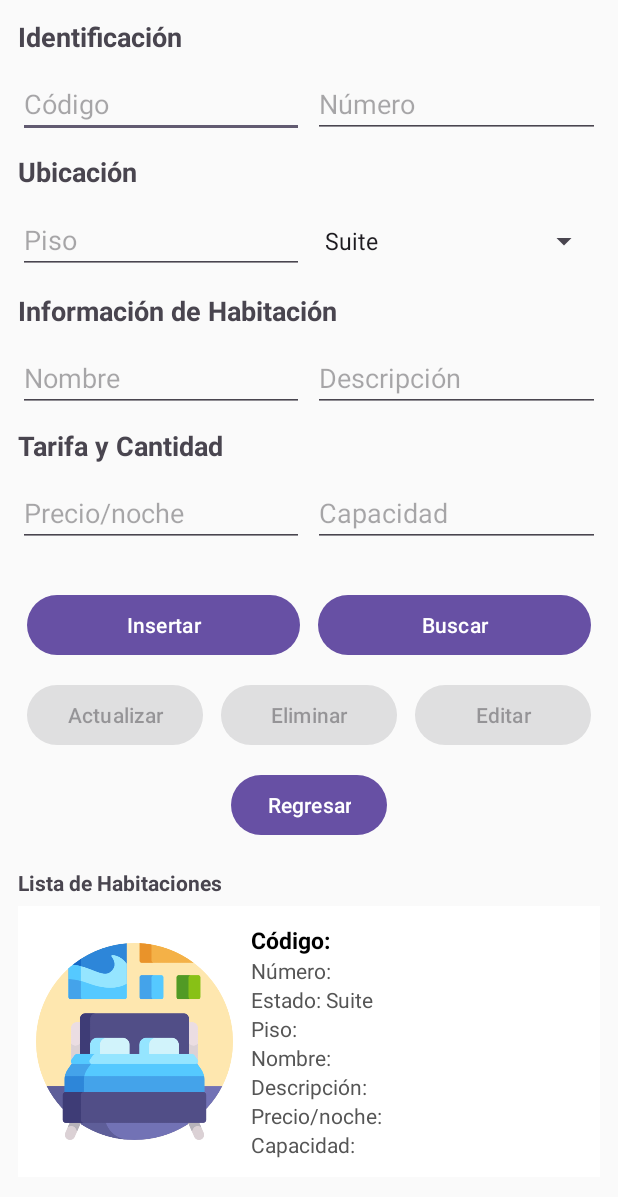
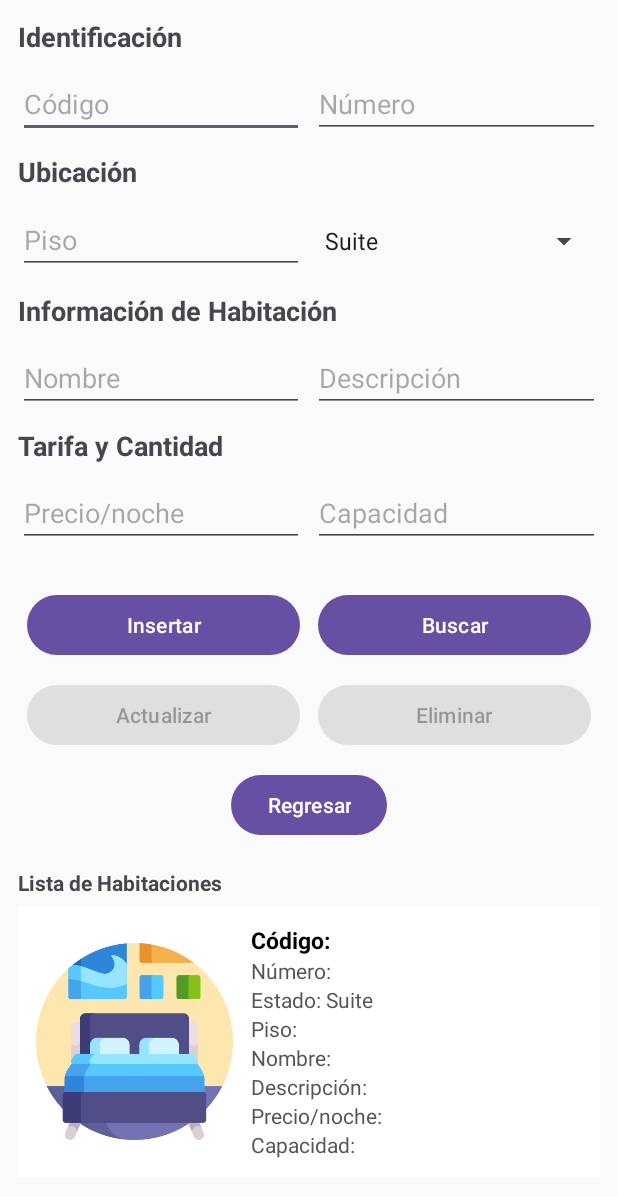
Before and after one commit to DeringSalazar/HotelSync, an Android app: the HabitacionActivity screen opened directly, with no data from a screen before it, after a tap on "Insertar", on a phone screen of 412 x 824 dp. Shown: the top 1197 px of the screen. Run offline under Robolectric (Android 15) with nearby library versions, the phone set to English and light mode, and no system bars.

Commit message:
Finalizacion de las modificaciones

```diff
--- a/app/src/main/java/com/example/hotelsync/EditarUsuario.java
+++ b/app/src/main/java/com/example/hotelsync/EditarUsuario.java
@@ -30,7 +30,6 @@ public class EditarUsuario extends AppCompatActivity {
         super.onCreate(savedInstanceState);
         setContentView(R.layout.activity_editar_usuario);
 
-        // ----- INICIALIZAR COMPONENTES -----
         edtCedulaEdit = findViewById(R.id.edtCedulaEdit);
         edtNombreEdit = findViewById(R.id.edtNombreEdit);
         edtApellidoEdit = findViewById(R.id.edtApellidoEdit);
--- a/app/src/main/java/com/example/hotelsync/Gestion.java
+++ b/app/src/main/java/com/example/hotelsync/Gestion.java
@@ -21,7 +21,6 @@ public class Gestion {
         this.total = total;
     }
 
-    // --- GETTERS ---
     public String getCodigo() {
         return codigo;
     }
@@ -53,7 +52,6 @@ public class Gestion {
         return total;
     }
 
-    // --- SETTERS ---
     public void setCodigo(String codigo) {
         this.codigo = codigo;
     }
--- a/app/src/main/java/com/example/hotelsync/GestionEmpleado.java
+++ b/app/src/main/java/com/example/hotelsync/GestionEmpleado.java
@@ -6,15 +6,11 @@ import android.database.Cursor;
 import android.database.sqlite.SQLiteDatabase;
 import android.os.Bundle;
 import android.view.View;
-import android.widget.ArrayAdapter;
 import android.widget.Button;
 import android.widget.EditText;
 import android.widget.ListView;
-import android.widget.Spinner;
 import android.widget.Toast;
-
 import java.util.ArrayList;
-
 import androidx.appcompat.app.AppCompatActivity;
 
 public class GestionEmpleado extends AppCompatActivity {
--- a/app/src/main/java/com/example/hotelsync/Habitacion.java
+++ b/app/src/main/java/com/example/hotelsync/Habitacion.java
@@ -23,7 +23,6 @@ public class Habitacion {
         this.imagen = imagen;
     }
 
-    // GETTERS
     public String getCodigo() {
         return codigo;
     }
@@ -52,7 +51,6 @@ public class Habitacion {
         return imagen;
     }
 
-    // SETTERS
     public void setCodigo(String codigo) {
         this.codigo = codigo;
     }
--- a/app/src/main/java/com/example/hotelsync/HabitacionActivity.java
+++ b/app/src/main/java/com/example/hotelsync/HabitacionActivity.java
@@ -23,7 +23,7 @@ public class HabitacionActivity extends AppCompatActivity {
 
     EditText txtCodigo, txtNumero, txtPiso, txtNombre, txtDescripcion, txtPrecio, txtCapacidad;
     Spinner spinnerEstado;
-    Button btnGuardar, btnBuscar, btnActualizar, btnEliminar, btnEditarHabitacion;
+    Button btnGuardar, btnBuscar, btnActualizar, btnEliminar;
     ListView listaHabitaciones;
 
     DBGestion dbGestion;
@@ -56,7 +56,6 @@ public class HabitacionActivity extends AppCompatActivity {
         btnBuscar = findViewById(R.id.btnBuscarHabitacion);
         btnActualizar = findViewById(R.id.btnActualizarHabitacion);
         btnEliminar = findViewById(R.id.btnEliminarHabitacion);
-        btnEditarHabitacion = findViewById(R.id.btnEditarHabitacion);
         listaHabitaciones = findViewById(R.id.listaHabitaciones);
 
 
@@ -71,19 +70,20 @@ public class HabitacionActivity extends AppCompatActivity {
         btnActualizar.setOnClickListener(v -> actualizarHabitacion());
         btnEliminar.setOnClickListener(v -> eliminarHabitacion());
 
-        btnEditarHabitacion.setEnabled(false);
 
         listaHabitaciones.setOnItemClickListener((parent, view, position, id) -> {
             habitacionSeleccionada = (Habitacion) parent.getItemAtPosition(position);
-            btnEditarHabitacion.setEnabled(true);
+            btnActualizar.setEnabled(true);
+            btnEliminar.setEnabled(true);
+            txtCodigo.setText(habitacionSeleccionada.getCodigo());
             Toast.makeText(this, "Habitación seleccionada: " + habitacionSeleccionada.getCodigo(), Toast.LENGTH_SHORT).show();
         });
 
-        btnEditarHabitacion.setOnClickListener(v -> {
+        btnActualizar.setOnClickListener(v -> {
             if (habitacionSeleccionada != null) {
                 Intent intent = new Intent(HabitacionActivity.this, EditarHabitacionActivity.class);
                 intent.putExtra("codigo", habitacionSeleccionada.getCodigo());
-                editarLauncher.launch(intent); // Lanzamos con callback
+                editarLauncher.launch(intent);
             }
         });
 
@@ -95,6 +95,12 @@ public class HabitacionActivity extends AppCompatActivity {
 
     public void Anterior(View view) {
         startActivity(new Intent(this, EmpleadoActivity.class));
+    }
+
+    @Override
+    protected void onResume() {
+        super.onResume();
+        cargarHabitaciones();
     }
 
     private void guardarHabitacion() {
@@ -170,19 +176,25 @@ public class HabitacionActivity extends AppCompatActivity {
     }
 
     private void eliminarHabitacion() {
-        String codigo = txtCodigo.getText().toString().trim();
-
+        if (habitacionSeleccionada == null) {
+            Toast.makeText(this, "Seleccione una habitación", Toast.LENGTH_SHORT).show();
+            return;
+        }
+        String codigo = habitacionSeleccionada.getCodigo();
         int r = sql.delete("habitacion", "codigo=?", new String[]{codigo});
-
         if (r > 0) {
             Toast.makeText(this, "Habitación eliminada", Toast.LENGTH_SHORT).show();
-            btnEliminar.setEnabled(false);
         } else {
-            Toast.makeText(this, "No existe la habitación", Toast.LENGTH_SHORT).show();
+            Toast.makeText(this, "Error: No se pudo eliminar", Toast.LENGTH_SHORT).show();
         }
+        habitacionSeleccionada = null;
+        btnEliminar.setEnabled(false);
+        btnActualizar.setEnabled(false);
+        txtCodigo.setText("");
 
         cargarHabitaciones();
     }
+
 
     private void cargarHabitaciones() {
         ArrayList<Habitacion> lista = new ArrayList<>();
--- a/app/src/main/java/com/example/hotelsync/HabitacionAdapter.java
+++ b/app/src/main/java/com/example/hotelsync/HabitacionAdapter.java
@@ -50,14 +50,14 @@ public class HabitacionAdapter extends BaseAdapter {
         }
         Habitacion h = getItem(position);
         holder.imgHabitacion.setImageResource(h.getImagen());
-        holder.txtCodigo.setText("Código: " + h.getCodigo());
-        holder.txtNumero.setText("Número: " + h.getNumero());
-        holder.txtEstado.setText("Estado: " + h.getEstado());
-        holder.txtPiso.setText("Piso: " + h.getPiso());
-        holder.txtNombre.setText("Nombre: " + h.getNombre());
-        holder.txtDescripcion.setText("Descripción: " + h.getDescripcion());
-        holder.txtPrecio.setText("Precio/noche: " + h.getPrecioNoche());
-        holder.txtCapacidad.setText("Capacidad: " + h.getCapacidad());
+        holder.txtCodigo.setText(context.getString(R.string.c_digo) + h.getCodigo());
+        holder.txtNumero.setText(context.getString(R.string.n_mero) + h.getNumero());
+        holder.txtEstado.setText(context.getString(R.string.estado2) + h.getEstado());
+        holder.txtPiso.setText(context.getString(R.string.piso) + h.getPiso());
+        holder.txtNombre.setText(context.getString(R.string.nombre2) + h.getNombre());
+        holder.txtDescripcion.setText(context.getString(R.string.descripci_n) + h.getDescripcion());
+        holder.txtPrecio.setText(context.getString(R.string.precio_noche) + h.getPrecioNoche());
+        holder.txtCapacidad.setText(context.getString(R.string.capacidad) + h.getCapacidad());
 
         return convertView;
     }
--- a/app/src/main/java/com/example/hotelsync/ReservaActivity.java
+++ b/app/src/main/java/com/example/hotelsync/ReservaActivity.java
@@ -115,8 +115,8 @@ public class ReservaActivity extends AppCompatActivity {
                 );
 
                 if (c.moveToFirst()) {
-                    txtNombre.setText(c.getString(0));   // nombre
-                    txtApellido.setText(c.getString(1)); // apellido
+                    txtNombre.setText(c.getString(0));
+                    txtApellido.setText(c.getString(1));
                 }
 
                 c.close();
--- a/app/src/main/java/com/example/hotelsync/ReservasHuesped.java
+++ b/app/src/main/java/com/example/hotelsync/ReservasHuesped.java
@@ -3,7 +3,7 @@ package com.example.hotelsync;
 public class ReservasHuesped {
 
     private String idReserva;
-    private int imagen = R.drawable.habitacion; // imagen por defecto
+    private int imagen = R.drawable.habitacion;
     private String cedulaHuesped;
     private String nombreHuesped;
     private String estado;
@@ -25,7 +25,6 @@ public class ReservasHuesped {
         this.habitacion = habitacion;
     }
 
-    // GETTERS Y SETTERS
     public String getIdReserva() { return idReserva; }
     public void setIdReserva(String idReserva) { this.idReserva = idReserva; }
 
--- a/app/src/main/java/com/example/hotelsync/ReservasHuespedAdapter.java
+++ b/app/src/main/java/com/example/hotelsync/ReservasHuespedAdapter.java
@@ -1,13 +1,10 @@
 package com.example.hotelsync;
-
 
 import android.content.Context;
 import android.view.LayoutInflater;
 import android.view.View;
 import android.view.ViewGroup;
 import android.widget.*;
-
-import com.example.hotelsync.ReservasHuesped;
 
 import java.util.List;
 
--- a/app/src/main/java/com/example/hotelsync/Vista.java
+++ b/app/src/main/java/com/example/hotelsync/Vista.java
@@ -40,8 +40,6 @@ public class Vista {
         return correo;
     }
 
-    // --- SETTERS ---
-
     public void setCedula(int cedula) {
         this.cedula = cedula;
     }
--- a/app/src/main/res/layout/activity_habitacion.xml
+++ b/app/src/main/res/layout/activity_habitacion.xml
@@ -28,7 +28,7 @@
 
             <EditText
                 android:id="@+id/txtCodigo"
-                android:hint="Código"
+                android:hint="@string/c_digo2"
                 android:layout_width="0dp"
                 android:layout_weight="1"
                 android:layout_height="wrap_content"
@@ -36,7 +36,7 @@
 
             <EditText
                 android:id="@+id/txtNumero"
-                android:hint="Número"
+                android:hint="@string/n_mero3"
                 android:inputType="number"
                 android:layout_width="0dp"
                 android:layout_weight="1"
@@ -60,7 +60,7 @@
 
             <EditText
                 android:id="@+id/txtPiso"
-                android:hint="Piso"
+                android:hint="@string/piso2"
                 android:layout_width="0dp"
                 android:layout_weight="1"
                 android:layout_height="wrap_content"
@@ -90,7 +90,7 @@
 
             <EditText
                 android:id="@+id/txtNombre"
-                android:hint="Nombre"
+                android:hint="@string/nombre3"
                 android:layout_width="0dp"
                 android:layout_weight="1"
                 android:layout_height="wrap_content"
@@ -98,7 +98,7 @@
 
             <EditText
                 android:id="@+id/txtDescripcion"
-                android:hint="Descripción"
+                android:hint="@string/descripci_n2"
                 android:layout_width="0dp"
                 android:layout_weight="1"
                 android:layout_height="wrap_content"/>
@@ -121,7 +121,7 @@
 
             <EditText
                 android:id="@+id/txtPrecio"
-                android:hint="Precio/noche"
+                android:hint="@string/precio_noche3"
                 android:inputType="numberDecimal"
                 android:layout_width="0dp"
                 android:layout_weight="1"
@@ -130,7 +130,7 @@
 
             <EditText
                 android:id="@+id/txtCapacidad"
-                android:hint="Capacidad"
+                android:hint="@string/capacidad2"
                 android:inputType="number"
                 android:layout_width="0dp"
                 android:layout_weight="1"
@@ -168,7 +168,7 @@
 
             <LinearLayout
                 android:orientation="horizontal"
-                android:weightSum="3"
+                android:weightSum="2"
                 android:layout_width="match_parent"
                 android:layout_height="wrap_content">
 
@@ -187,15 +187,6 @@
                     android:layout_weight="1"
                     android:layout_width="0dp"
                     android:layout_height="wrap_content"/>
-
-                <Button
-                    android:id="@+id/btnEditarHabitacion"
-                    android:text="Editar"
-                    android:layout_margin="6dp"
-                    android:layout_weight="1"
-                    android:layout_width="0dp"
-                    android:layout_height="wrap_content"
-                    android:enabled="false"/>
             </LinearLayout>
 
             <LinearLayout
--- a/app/src/main/res/layout/activity_usuarios.xml
+++ b/app/src/main/res/layout/activity_usuarios.xml
@@ -206,7 +206,6 @@
                     android:textColor="#070707" />
             </LinearLayout>
 
-            <!-- BOTONES CRUD: FILA 1 (Insertar | Buscar) -->
             <LinearLayout
                 android:layout_width="match_parent"
                 android:layout_height="wrap_content"
@@ -231,7 +230,6 @@
                     android:text="@string/btnBuscar" />
             </LinearLayout>
 
-            <!-- BOTONES CRUD: FILA 2 (Actualizar | Eliminar) -->
             <LinearLayout
                 android:layout_width="match_parent"
                 android:layout_height="wrap_content"
--- a/app/src/main/res/layout/listview_gestion.xml
+++ b/app/src/main/res/layout/listview_gestion.xml
@@ -61,7 +61,6 @@
             android:textSize="14sp"
             android:textColor="#555555" />
 
-        <!-- ✔ Cambiado -->
         <TextView
             android:id="@+id/txtFechaInicio"
             android:layout_width="match_parent"
@@ -70,7 +69,6 @@
             android:textSize="14sp"
             android:textColor="#555555" />
 
-        <!-- ✔ Cambiado -->
         <TextView
             android:id="@+id/txtFechaFin"
             android:layout_width="match_parent"
--- a/app/src/main/res/values/strings.xml
+++ b/app/src/main/res/values/strings.xml
@@ -98,6 +98,23 @@
     <string name="cantidad_de_habitaciones">Cantidad de habitaciones</string>
     <string name="guardar_cambios">Guardar cambios</string>
     <string name="volver1">Volver</string>
+    <string name="c_digo">"Código: "</string>
+    <string name="n_mero">"Número: "</string>
+    <string name="estado2">"Estado: "</string>
+    <string name="piso">"Piso: "</string>
+    <string name="nombre2">"Nombre: "</string>
+    <string name="descripci_n">"Descripción: "</string>
+    <string name="precio_noche">"Precio/noche: "</string>
+    <string name="capacidad">"Capacidad: "</string>
+    <string name="c_digo2">Código</string>
+    <string name="n_mero3">Número</string>
+    <string name="piso2">Piso</string>
+    <string name="nombre3">Nombre</string>
+    <string name="descripci_n2">Descripción</string>
+    <string name="precio_noche3">Precio/noche</string>
+    <string name="capacidad2">Capacidad</string>
+    <string name="guardar3">Guardar</string>
+    <string name="regresar">Regresar</string>
 
 
 </resources>
```
Also changed, not shown: app/src/main/java/com/example/hotelsync/EditarHabitacionActivity.java (+7 -1 lines), app/src/main/res/layout/activity_editar_habitacion.xml (+5 -9 lines), app/src/main/res/layout/activity_gestion_empleado.xml (+6 -6 lines), app/src/main/res/layout/activity_reserva.xml (+0 -7 lines), 1 other file.
